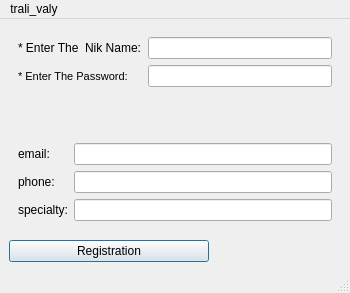
Qt form ui/registration.ui (volodya-renderberg/lineyka) before a commit.
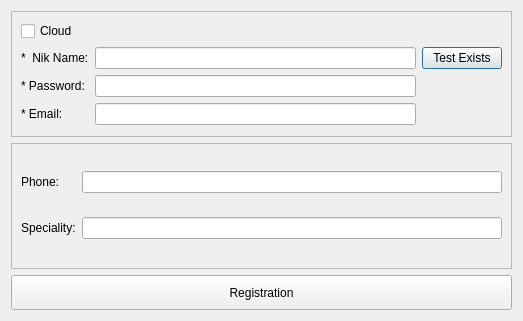
The same form after that commit.

```diff
--- a/ui/registration.ui
+++ b/ui/registration.ui
@@ -1,87 +1,92 @@
 <?xml version="1.0" encoding="UTF-8"?>
 <ui version="4.0">
- <class>registration_window</class>
- <widget class="QMainWindow" name="registration_window">
+ <class>Dialog</class>
+ <widget class="QDialog" name="Dialog">
   <property name="geometry">
    <rect>
     <x>0</x>
     <y>0</y>
-    <width>350</width>
-    <height>293</height>
+    <width>523</width>
+    <height>321</height>
    </rect>
   </property>
   <property name="windowTitle">
    <string>User Registration</string>
   </property>
-  <widget class="QWidget" name="centralwidget">
    <layout class="QVBoxLayout" name="verticalLayout">
     <item>
      <widget class="QFrame" name="frame">
       <property name="frameShape">
-       <enum>QFrame::NoFrame</enum>
+      <enum>QFrame::StyledPanel</enum>
       </property>
       <property name="frameShadow">
        <enum>QFrame::Raised</enum>
       </property>
-      <property name="lineWidth">
-       <number>1</number>
-      </property>
-      <layout class="QFormLayout" name="formLayout">
-       <item row="0" column="0">
+     <layout class="QGridLayout" name="gridLayout">
+      <item row="3" column="1">
+       <widget class="QLineEdit" name="email_field"/>
+      </item>
+      <item row="1" column="0">
         <widget class="QLabel" name="label">
          <property name="text">
-          <string>* Enter The  Nik Name:</string>
+         <string>*  Nik Name:</string>
          </property>
         </widget>
        </item>
-       <item row="0" column="1">
-        <widget class="QLineEdit" name="nik_name_field"/>
-       </item>
-       <item row="1" column="0">
-        <widget class="QLabel" name="label_2">
-         <property name="font">
-          <font>
-           <pointsize>8</pointsize>
-          </font>
-         </property>
+      <item row="3" column="0">
+       <widget class="QLabel" name="label_3">
+        <property name="text">
+         <string>* Email:</string>
+        </property>
+       </widget>
+      </item>
+      <item row="1" column="2">
+       <widget class="QPushButton" name="exists_button">
          <property name="text">
-          <string>* Enter The Password:</string>
+         <string>Test Exists</string>
          </property>
         </widget>
        </item>
-       <item row="1" column="1">
+      <item row="2" column="1">
         <widget class="QLineEdit" name="password_field">
          <property name="echoMode">
           <enum>QLineEdit::Password</enum>
          </property>
         </widget>
        </item>
+      <item row="2" column="0">
+       <widget class="QLabel" name="label_2">
+        <property name="text">
+         <string>* Password:</string>
+        </property>
+       </widget>
+      </item>
+      <item row="1" column="1">
+       <widget class="QLineEdit" name="nik_name_field"/>
+      </item>
+      <item row="0" column="0">
+       <widget class="QCheckBox" name="check_box">
+        <property name="text">
+         <string>Cloud</string>
+        </property>
+       </widget>
+      </item>
       </layout>
      </widget>
     </item>
     <item>
      <widget class="QFrame" name="frame_2">
       <property name="frameShape">
-       <enum>QFrame::NoFrame</enum>
+      <enum>QFrame::StyledPanel</enum>
       </property>
       <property name="frameShadow">
        <enum>QFrame::Raised</enum>
       </property>
-      <layout class="QFormLayout" name="formLayout_2">
-       <item row="0" column="0">
-        <widget class="QLabel" name="label_3">
-         <property name="text">
-          <string>email:</string>
-         </property>
-        </widget>
-       </item>
-       <item row="0" column="1">
-        <widget class="QLineEdit" name="email_field"/>
-       </item>
+     <layout class="QGridLayout" name="gridLayout_2">
        <item row="1" column="0">
         <widget class="QLabel" name="label_4">
          <property name="text">
-          <string>phone:</string>
+         <string>Phone:</string>
          </property>
         </widget>
        </item>
@@ -91,7 +96,7 @@
        <item row="2" column="0">
         <widget class="QLabel" name="label_5">
          <property name="text">
-          <string>specialty:</string>
+         <string>Speciality:</string>
          </property>
         </widget>
        </item>
@@ -103,54 +108,18 @@
     </item>
     <item>
      <widget class="QPushButton" name="user_registration_button">
-      <property name="maximumSize">
+     <property name="minimumSize">
        <size>
-        <width>200</width>
-        <height>16777215</height>
-       </size>
-      </property>
-      <property name="layoutDirection">
-       <enum>Qt::LeftToRight</enum>
-      </property>
+       <width>0</width>
+       <height>35</height>
+      </size>
+     </property>
       <property name="text">
        <string>Registration</string>
       </property>
-      <property name="autoDefault">
-       <bool>false</bool>
-      </property>
-      <property name="default">
-       <bool>true</bool>
-      </property>
-      <property name="flat">
-       <bool>false</bool>
-      </property>
      </widget>
     </item>
    </layout>
-  </widget>
-  <widget class="QMenuBar" name="menubar">
-   <property name="geometry">
-    <rect>
-     <x>0</x>
-     <y>0</y>
-     <width>350</width>
-     <height>25</height>
-    </rect>
-   </property>
-   <widget class="QMenu" name="menuTrali_valy">
-    <property name="title">
-     <string>trali_valy</string>
-    </property>
-    <addaction name="actionHo_ho_ho"/>
-   </widget>
-   <addaction name="menuTrali_valy"/>
-  </widget>
-  <widget class="QStatusBar" name="statusbar"/>
-  <action name="actionHo_ho_ho">
-   <property name="text">
-    <string>ho-ho-ho</string>
-   </property>
-  </action>
  </widget>
  <resources/>
  <connections/>
```
Lines whose indentation alone changed are shown as unchanged.
